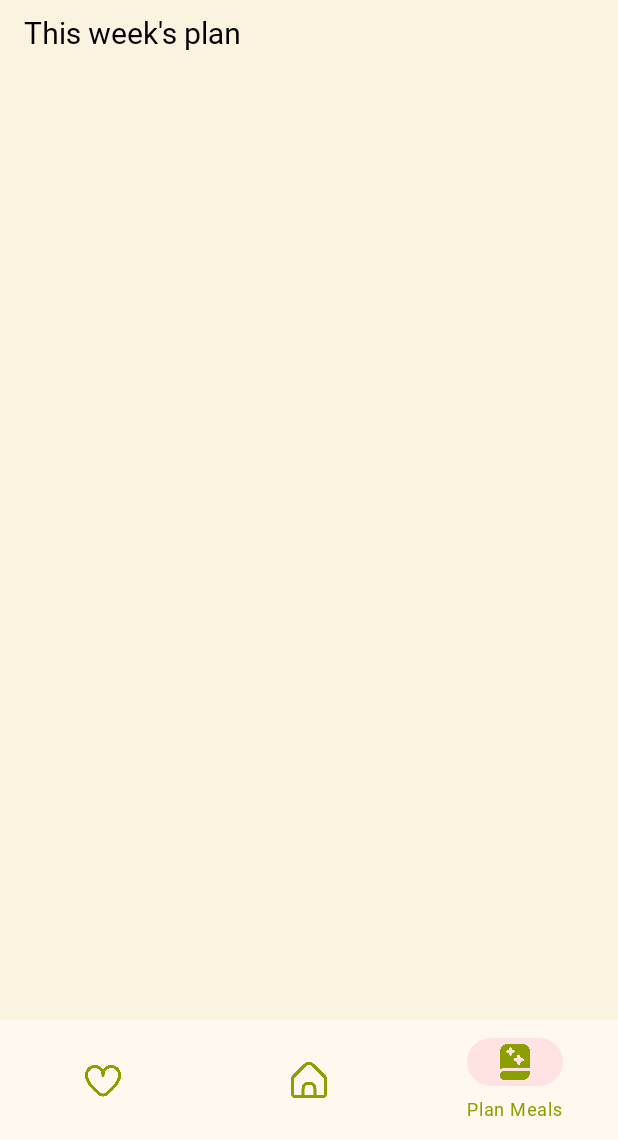
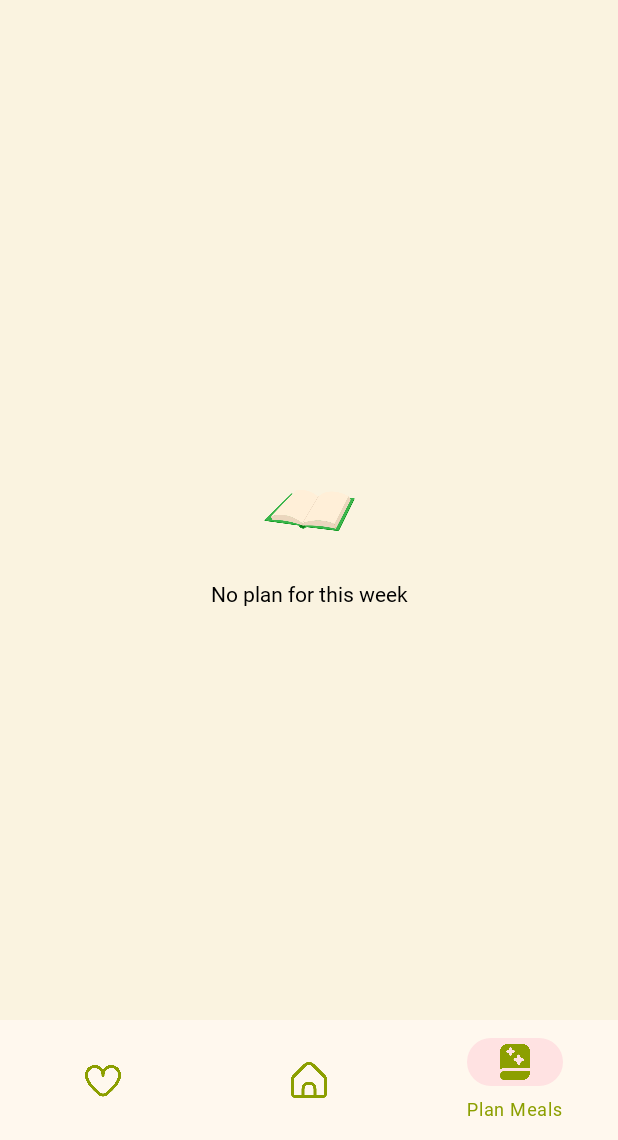
Before and after one commit to hayam-tarek/food-planner-app, an Android app: the PlanMealsFragment screen opened through its navigation route, on a phone screen of 412 x 824 dp, the part 96-1236 px from its top. Run offline under Robolectric (Android 15) with nearby library versions, the phone set to English and light mode, and no system bars; our stand-ins replace Room's generated code, navigation-ui; pictures from the network do not load.

Commit message:
enhance ui

```diff
--- a/app/src/main/java/com/example/foodplanner/view/FavoritesFragment.kt
+++ b/app/src/main/java/com/example/foodplanner/view/FavoritesFragment.kt
@@ -6,6 +6,7 @@ import android.view.LayoutInflater
 import android.view.View
 import android.view.ViewGroup
 import android.widget.ImageView
+import android.widget.TextView
 import androidx.fragment.app.Fragment
 import androidx.lifecycle.ViewModelProvider
 import androidx.recyclerview.widget.RecyclerView
@@ -23,6 +24,7 @@ class FavoritesFragment : Fragment(), MealListener {
     private lateinit var mealViewModel: MealViewModel
     private lateinit var mealsAdapter: MealsAdapter
     private lateinit var noFavsImage: ImageView
+    private lateinit var noFavsText: TextView
 
     override fun onCreate(savedInstanceState: Bundle?) {
         super.onCreate(savedInstanceState)
@@ -46,10 +48,12 @@ class FavoritesFragment : Fragment(), MealListener {
             if (meals.isNotEmpty()) {
                 favoritesRecyclerView.visibility = View.VISIBLE
                 noFavsImage.visibility = View.GONE
+                noFavsText.visibility = View.GONE
                 mealsAdapter.data = meals
                 mealsAdapter.notifyDataSetChanged()
             } else {
                 favoritesRecyclerView.visibility = View.GONE
+                noFavsText.visibility = View.VISIBLE
                 noFavsImage.visibility = View.VISIBLE
             }
 
@@ -67,6 +71,7 @@ class FavoritesFragment : Fragment(), MealListener {
     private fun initUI(view: View) {
         favoritesRecyclerView = view.findViewById(R.id.favoritesRecyclerView)
         noFavsImage = view.findViewById(R.id.noFavsImage)
+        noFavsText = view.findViewById(R.id.noFavsText)
         mealsAdapter = MealsAdapter(requireContext(), listOf(), this)
         favoritesRecyclerView.adapter = mealsAdapter
         favoritesRecyclerView.layoutManager =
--- a/app/src/main/java/com/example/foodplanner/view/HomeFragment.kt
+++ b/app/src/main/java/com/example/foodplanner/view/HomeFragment.kt
@@ -8,6 +8,7 @@ import android.view.ViewGroup
 import android.widget.EditText
 import android.widget.ImageView
 import android.widget.ScrollView
+import android.widget.TextView
 import androidx.fragment.app.Fragment
 import androidx.lifecycle.Observer
 import androidx.lifecycle.ViewModelProvider
@@ -35,6 +36,7 @@ class HomeFragment : Fragment(), CategoryListener, AreaListener {
     private lateinit var categoriesList: RecyclerView
     private lateinit var tapToSearch: ImageView
     private lateinit var searchBar: EditText
+    private lateinit var noInternetTxt: TextView
 
     override fun onCreate(savedInstanceState: Bundle?) {
         super.onCreate(savedInstanceState)
@@ -57,12 +59,14 @@ class HomeFragment : Fragment(), CategoryListener, AreaListener {
         networkViewModel.isConnected.observe(viewLifecycleOwner, Observer { isConnected ->
             if (isConnected) {
                 noInternetImage.visibility = View.GONE
+                noInternetTxt.visibility = View.GONE
                 mainContent.visibility = View.VISIBLE
                 mealViewModel.getAreas()
                 mealViewModel.getCategories()
             } else {
                 noInternetImage.visibility = View.VISIBLE
                 mainContent.visibility = View.GONE
+                noInternetTxt.visibility = View.VISIBLE
             }
         })
         mealViewModel.areas.observe(viewLifecycleOwner, Observer { areas ->
@@ -100,6 +104,7 @@ class HomeFragment : Fragment(), CategoryListener, AreaListener {
         areasAdapter = AreasAdapter(requireActivity(), listOf(), this)
         searchBar = view.findViewById(R.id.searchBar)
         tapToSearch = view.findViewById(R.id.tapToSearch)
+        noInternetTxt = view.findViewById(R.id.noInternetText)
         countriesList.adapter = areasAdapter
         countriesList.layoutManager =
             LinearLayoutManager(requireActivity(), LinearLayoutManager.HORIZONTAL, false)
--- a/app/src/main/java/com/example/foodplanner/view/PlanMealsFragment.kt
+++ b/app/src/main/java/com/example/foodplanner/view/PlanMealsFragment.kt
@@ -5,6 +5,8 @@ import android.os.Bundle
 import android.view.LayoutInflater
 import android.view.View
 import android.view.ViewGroup
+import android.widget.ImageView
+import android.widget.TextView
 import android.widget.Toast
 import androidx.fragment.app.Fragment
 import androidx.lifecycle.ViewModelProvider
@@ -22,6 +24,8 @@ class PlanMealsFragment : Fragment(), WeeklyMealListener {
     private lateinit var weeklyMealsList: RecyclerView
     private lateinit var weeklyMealsAdapter: WeeklyMealsAdapter
     private lateinit var weeklyMealViewModel: WeeklyMealViewModel
+    private lateinit var noPlanImage: ImageView
+    private lateinit var noPlanTxt: TextView
 
     override fun onCreate(savedInstanceState: Bundle?) {
         super.onCreate(savedInstanceState)
@@ -37,29 +41,38 @@ class PlanMealsFragment : Fragment(), WeeklyMealListener {
 
     override fun onViewCreated(view: View, savedInstanceState: Bundle?) {
         super.onViewCreated(view, savedInstanceState)
-        init(view)
+        initUi(view)
         setUpViewModel()
         weeklyMealViewModel.getWeeklyMeals()
         weeklyMealViewModel.weeklyMeals.observe(viewLifecycleOwner) {
-//            if (it.isNotEmpty()) {
+            if (it.isNotEmpty()) {
+                noPlanImage.visibility = View.GONE
+                noPlanTxt.visibility = View.GONE
+                weeklyMealsList.visibility = View.VISIBLE
                 weeklyMealsAdapter.data = it
                 weeklyMealsAdapter.notifyDataSetChanged()
-//            }
+            } else {
+                noPlanImage.visibility = View.VISIBLE
+                noPlanTxt.visibility = View.VISIBLE
+                weeklyMealsList.visibility = View.GONE
+            }
         }
         weeklyMealViewModel.message.observe(viewLifecycleOwner) {
             Toast.makeText(requireActivity(), it, Toast.LENGTH_SHORT).show()
         }
     }
 
-    fun init(view: View) {
+    private fun initUi(view: View) {
         weeklyMealsList = view.findViewById(R.id.weeklyMealsList)
         weeklyMealsAdapter = WeeklyMealsAdapter(requireActivity(), listOf(), this)
+        noPlanImage = view.findViewById(R.id.noPlanImage)
+        noPlanTxt = view.findViewById(R.id.noPlanTxt)
         weeklyMealsList.adapter = weeklyMealsAdapter
         weeklyMealsList.layoutManager =
             LinearLayoutManager(requireActivity(), LinearLayoutManager.VERTICAL, false)
     }
 
-    fun setUpViewModel() {
+    private fun setUpViewModel() {
         val dao = WeeklyMealDataBase.getInstance(requireActivity()).weeklyMealDao()
         val factory = WeeklyMealFactory(dao)
         weeklyMealViewModel =
--- a/app/src/main/java/com/example/foodplanner/view/WeeklyMealsAdapter.kt
+++ b/app/src/main/java/com/example/foodplanner/view/WeeklyMealsAdapter.kt
@@ -22,7 +22,7 @@ Adapter<WeeklyMealsAdapter.WeeklyMealsHolder>() {
         val weeklyMealName: TextView = row.findViewById(R.id.weeklyMealName)
         val weeklyMealType: TextView = row.findViewById(R.id.weeklyMealType)
 
-        //        val moreIcon: ImageView = row.findViewById(R.id.moreIcon)
+        //val moreIcon: ImageView = row.findViewById(R.id.moreIcon)
         val deleteIcon: ImageView = row.findViewById(R.id.deleteIcon)
     }
 
@@ -42,6 +42,7 @@ Adapter<WeeklyMealsAdapter.WeeklyMealsHolder>() {
     override fun onBindViewHolder(holder: WeeklyMealsHolder, position: Int) {
         holder.dayName.text = data[position].dayShort
         holder.weeklyMealName.text = data[position].mealName
+        holder.weeklyMealType.text = "Dinner"
         holder.row.setOnClickListener {
             listener.onWeeklyMealClicked(data[position].mealId)
         }
--- a/app/src/main/res/layout/fragment_plan_meals.xml
+++ b/app/src/main/res/layout/fragment_plan_meals.xml
@@ -17,7 +17,7 @@
         android:text="This week's plan"
         android:textSize="20sp"
         android:textStyle="bold"
-        android:visibility="visible"
+        android:visibility="gone"
         app:layout_constraintBottom_toBottomOf="parent"
         app:layout_constraintEnd_toEndOf="parent"
         app:layout_constraintHorizontal_bias="0.0"
@@ -30,6 +30,7 @@
         android:layout_width="match_parent"
         android:layout_height="wrap_content"
         android:nestedScrollingEnabled="false"
+        android:visibility="visible"
         app:layoutManager="androidx.recyclerview.widget.LinearLayoutManager"
         app:layout_constraintBottom_toBottomOf="parent"
         app:layout_constraintEnd_toEndOf="parent"
@@ -38,4 +39,28 @@
         app:layout_constraintTop_toBottomOf="@id/textView"
         app:layout_constraintVertical_bias="0.0" />
 
+    <ImageView
+        android:id="@+id/noPlanImage"
+        android:layout_width="75dp"
+        android:layout_height="75dp"
+        android:src="@drawable/empty_book"
+        android:visibility="gone"
+        app:layout_constraintBottom_toBottomOf="parent"
+        app:layout_constraintEnd_toEndOf="parent"
+        app:layout_constraintStart_toStartOf="parent"
+        app:layout_constraintTop_toTopOf="parent" />
+
+    <TextView
+        android:id="@+id/noPlanTxt"
+        android:layout_width="wrap_content"
+        android:layout_height="wrap_content"
+        android:layout_marginTop="8dp"
+        android:text="No plan for this week"
+        android:visibility="gone"
+        app:layout_constraintBottom_toBottomOf="parent"
+        app:layout_constraintEnd_toEndOf="parent"
+        app:layout_constraintStart_toStartOf="parent"
+        app:layout_constraintTop_toBottomOf="@+id/noPlanImage"
+        app:layout_constraintVertical_bias="0.0" />
+
 </androidx.constraintlayout.widget.ConstraintLayout>
```
Also changed, not shown: app/src/main/res/layout/fragment_favorites.xml (+23 -6 lines), app/src/main/res/layout/fragment_home.xml (+18 -6 lines), app/src/main/res/drawable/empty_book.png (added).
